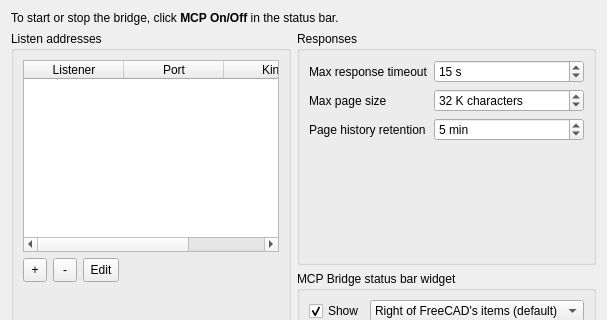
Old version of the form freecad/mcp_bridge/Resources/Ui/preferences.ui in the repository CREATeNG/freecad-mcp-bridge; both pictures show x 0 to 607 and y 0 to 320 of the 607 by 767 pixel window.
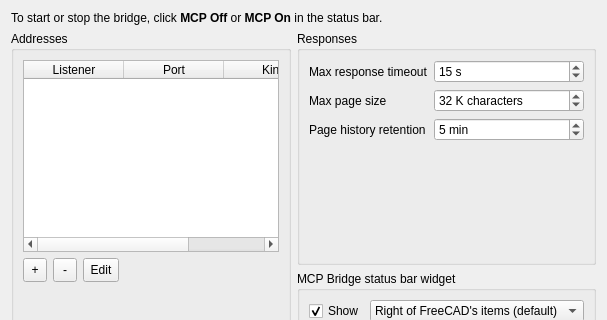
New version of the form. Custom widgets are drawn as their Qt base class.

Commit message: Before 0.1.29: the release check's fixes, both-or-neither TLS, Addresses, Valid for (#71)

Diff of the .ui file:
```diff
--- a/freecad/mcp_bridge/Resources/Ui/preferences.ui
+++ b/freecad/mcp_bridge/Resources/Ui/preferences.ui
@@ -15,7 +15,7 @@
       <enum>Qt::RichText</enum>
      </property>
      <property name="text">
-      <string>To start or stop the bridge, click &lt;b&gt;MCP On/Off&lt;/b&gt; in the status bar.</string>
+      <string>To start or stop the bridge, click &lt;b&gt;MCP Off&lt;/b&gt; or &lt;b&gt;MCP On&lt;/b&gt; in the status bar.</string>
      </property>
      <property name="wordWrap">
       <bool>true</bool>
@@ -27,7 +27,7 @@
      <item>
       <widget class="QGroupBox" name="listenGroup">
        <property name="title">
-        <string>Listen addresses</string>
+        <string>Addresses</string>
        </property>
        <layout class="QVBoxLayout" name="listenLayout">
         <item>
```
The commit also changes 24 other files.
